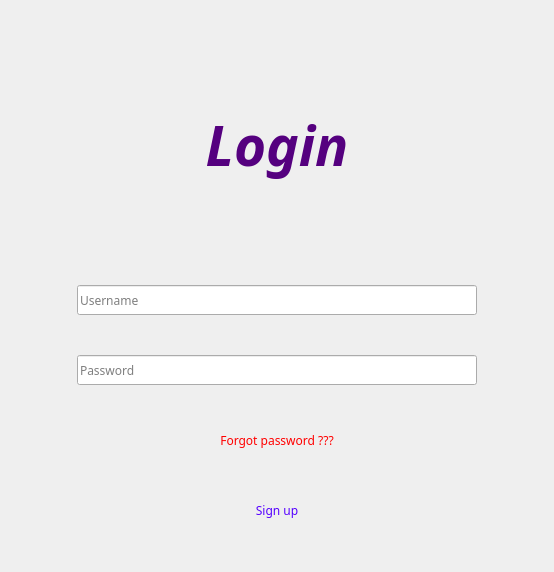
Qt form sign.ui (A-hmy/SkullKing_Endless-Loop_8) before a commit.
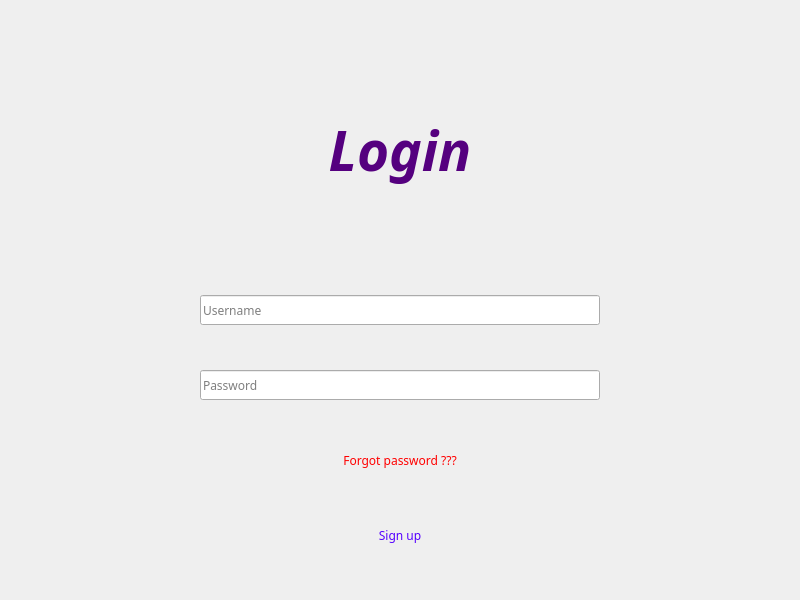
The same form after that commit.

Commit message: Change Design of signup

Diff of the .ui file:
```diff
--- a/sign.ui
+++ b/sign.ui
@@ -6,8 +6,8 @@
    <rect>
     <x>0</x>
     <y>0</y>
-    <width>554</width>
-    <height>572</height>
+    <width>800</width>
+    <height>600</height>
    </rect>
   </property>
   <property name="windowTitle">
```
The commit also changes 2 other files.
